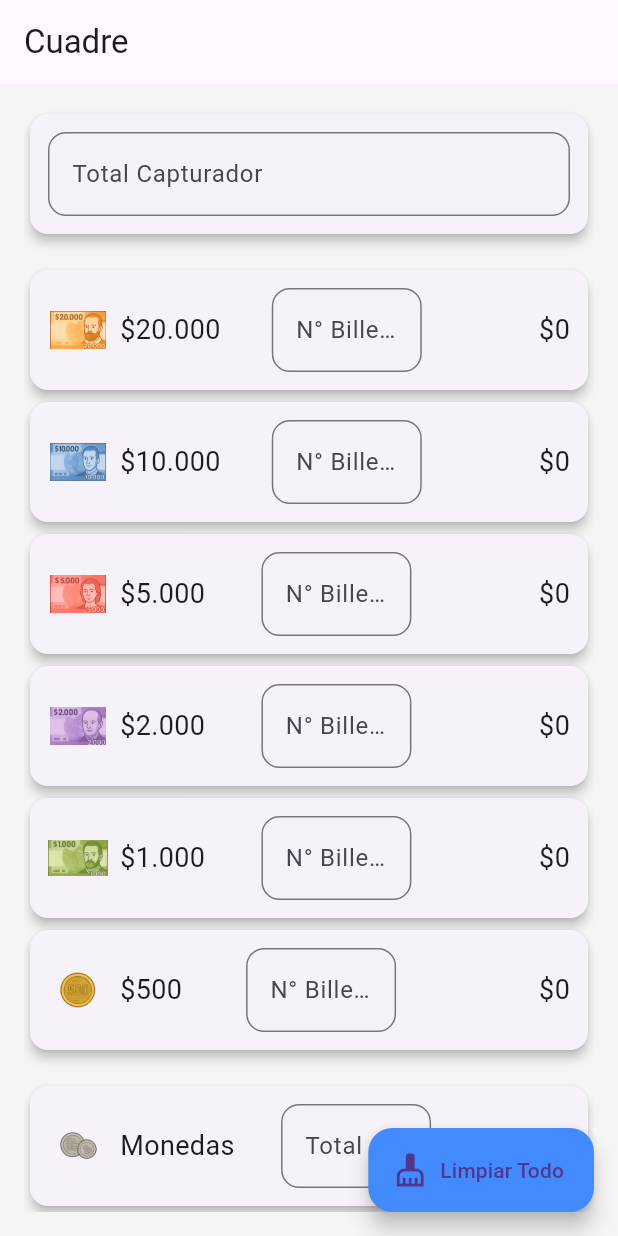
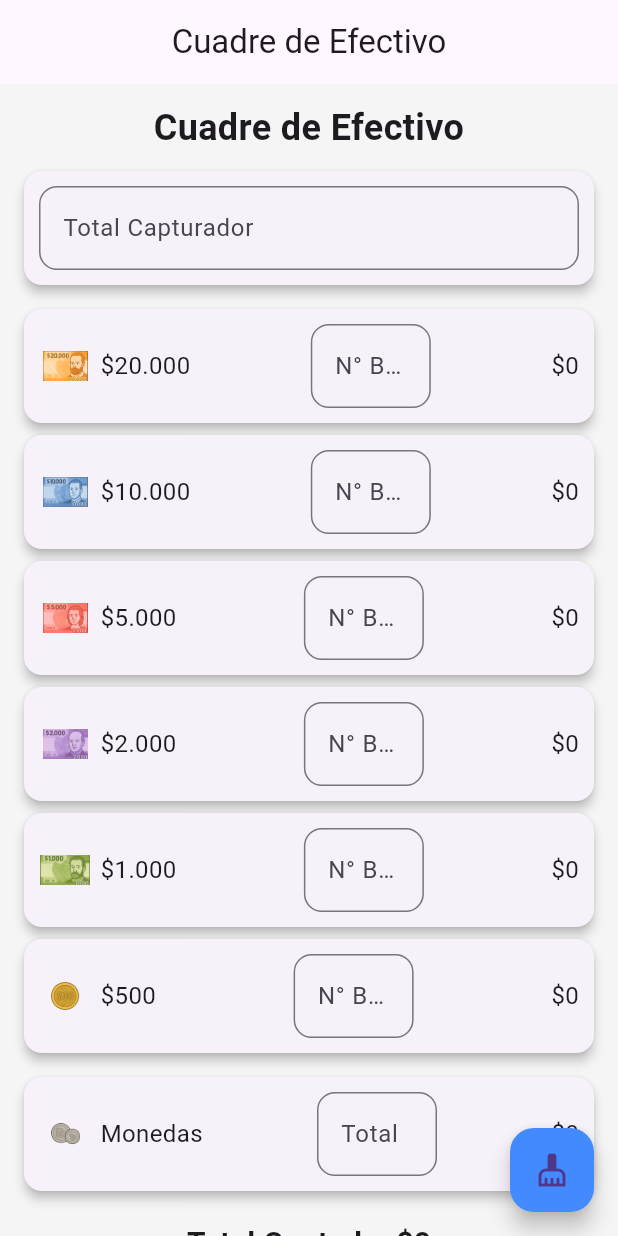
Before and after one commit to lord66ve/cuadre_caja, a Flutter app: the screen it shows after launch, on a phone screen of 412 x 824 dp. Run offline on Flutter 3.47's test engine with Material 3 defaults, Android fonts, the light colour scheme and no system bars.

Commit message:
Actualizacion ajustes boton y titulo

```diff
--- a/lib/main.dart
+++ b/lib/main.dart
@@ -9,7 +9,7 @@ class CuadreDeCajaApp extends StatelessWidget {
   @override
   Widget build(BuildContext context) {
     return MaterialApp(
-      title: 'Cuadre',
+      title: 'Cuadre de Efectivo',
       theme: ThemeData(
         primarySwatch: Colors.blue,
         scaffoldBackgroundColor: Color(0xFFF5F5F5),
@@ -79,15 +79,21 @@ class _CuadreScreenState extends State<CuadreScreen> {
   Widget build(BuildContext context) {
     return Scaffold(
       appBar: AppBar(
-        title: Text('Cuadre'),
+        title: Text('Cuadre de Efectivo'),
+        centerTitle: true,
       ),
-      body: Padding(
-        padding: const EdgeInsets.all(16.0),
+      body: SingleChildScrollView(
+        child: Padding(
+          padding: const EdgeInsets.all(12.0),
           child: Column(
+            crossAxisAlignment: CrossAxisAlignment.center,
             children: [
-            Expanded(
-              child: ListView(
-                children: [
+              Text(
+                'Cuadre de Efectivo',
+                style: TextStyle(fontSize: 24, fontWeight: FontWeight.bold),
+                textAlign: TextAlign.center,
+              ),
+              SizedBox(height: 8),
               buildCard(
                 child: TextField(
                   controller: totalSistemaController,
@@ -98,44 +104,35 @@ class _CuadreScreenState extends State<CuadreScreen> {
                   onChanged: (_) => setState(() {}),
                 ),
               ),
+              SizedBox(height: 8),
+              ...controllers.entries.map((entry) => buildRow(entry.key, entry.value)).toList(),
+              SizedBox(height: 8),
+              buildMonedasRow(),
               SizedBox(height: 16),
-                  ...controllers.entries.map((entry) => buildRow(entry.key, entry.value)).toList(),
-                  SizedBox(height: 16),
-                  buildMonedasRow(),
-                  SizedBox(height: 24),
-                  AnimatedSwitcher(
-                    duration: Duration(milliseconds: 300),
-                    child: Text(
+              Text(
                 'Total Contado: \$${currencyFormat.format(totalGlobal)}',
-                      key: ValueKey(totalGlobal),
-                      style: TextStyle(fontSize: 22, fontWeight: FontWeight.bold),
+                style: TextStyle(fontSize: 20, fontWeight: FontWeight.bold),
               ),
-                  ),
-                  SizedBox(height: 16),
-                  AnimatedSwitcher(
-                    duration: Duration(milliseconds: 300),
-                    child: Text(
+              SizedBox(height: 8),
+              Text(
                 'Diferencia: \$${currencyFormat.format(diferencia)}',
-                      key: ValueKey(diferencia),
                 style: TextStyle(
-                        fontSize: 22,
+                  fontSize: 20,
                   fontWeight: FontWeight.bold,
                   color: diferencia >= 0 ? Colors.red : Colors.green,
                 ),
               ),
-                  ),
+              SizedBox(height: 60),
             ],
           ),
         ),
-          ],
       ),
-      ),
-      floatingActionButton: FloatingActionButton.extended(
+      floatingActionButton: FloatingActionButton(
         onPressed: limpiarCampos,
-        label: Text('Limpiar Todo'),
-        icon: Icon(Icons.cleaning_services),
+        child: Icon(Icons.cleaning_services),
         backgroundColor: Colors.blueAccent,
       ),
+      floatingActionButtonLocation: FloatingActionButtonLocation.endFloat,
     );
   }
 
@@ -146,7 +143,7 @@ class _CuadreScreenState extends State<CuadreScreen> {
       ),
       elevation: 3,
       child: Padding(
-        padding: const EdgeInsets.all(12.0),
+        padding: const EdgeInsets.all(10.0),
         child: child,
       ),
     );
@@ -163,16 +160,16 @@ class _CuadreScreenState extends State<CuadreScreen> {
             children: [
               Image.asset(
                 imagePath,
-                width: 40,
-                height: 25,
+                width: 35,
+                height: 20,
                 errorBuilder: (context, error, stackTrace) => Icon(Icons.money),
               ),
-              SizedBox(width: 8),
-              Text('\$${currencyFormat.format(denominacion)}', style: TextStyle(fontSize: 18)),
+              SizedBox(width: 6),
+              Text('\$${currencyFormat.format(denominacion)}', style: TextStyle(fontSize: 16)),
             ],
           ),
           SizedBox(
-            width: 100,
+            width: 80,
             child: TextField(
               controller: controller,
               keyboardType: TextInputType.number,
@@ -182,10 +179,9 @@ class _CuadreScreenState extends State<CuadreScreen> {
               onChanged: (_) => setState(() {}),
             ),
           ),
-          SizedBox(width: 10),
           Text(
             '\$${currencyFormat.format((int.tryParse(controller.text) ?? 0) * denominacion)}',
-            style: TextStyle(fontSize: 18),
+            style: TextStyle(fontSize: 16),
           )
         ],
       ),
@@ -201,16 +197,16 @@ class _CuadreScreenState extends State<CuadreScreen> {
             children: [
               Image.asset(
                 'assets/billetes/monedas.png',
-                width: 40,
-                height: 25,
+                width: 35,
+                height: 20,
                 errorBuilder: (context, error, stackTrace) => Icon(Icons.attach_money),
               ),
-              SizedBox(width: 8),
-              Text('Monedas', style: TextStyle(fontSize: 18)),
+              SizedBox(width: 6),
+              Text('Monedas', style: TextStyle(fontSize: 16)),
             ],
           ),
           SizedBox(
-            width: 100,
+            width: 80,
             child: TextField(
               controller: monedasController,
               keyboardType: TextInputType.number,
@@ -220,10 +216,9 @@ class _CuadreScreenState extends State<CuadreScreen> {
               onChanged: (_) => setState(() {}),
             ),
           ),
-          SizedBox(width: 10),
           Text(
             '\$${currencyFormat.format(double.tryParse(monedasController.text) ?? 0)}',
-            style: TextStyle(fontSize: 18),
+            style: TextStyle(fontSize: 16),
           )
         ],
       ),
```
Lines whose indentation alone changed are shown as unchanged.
